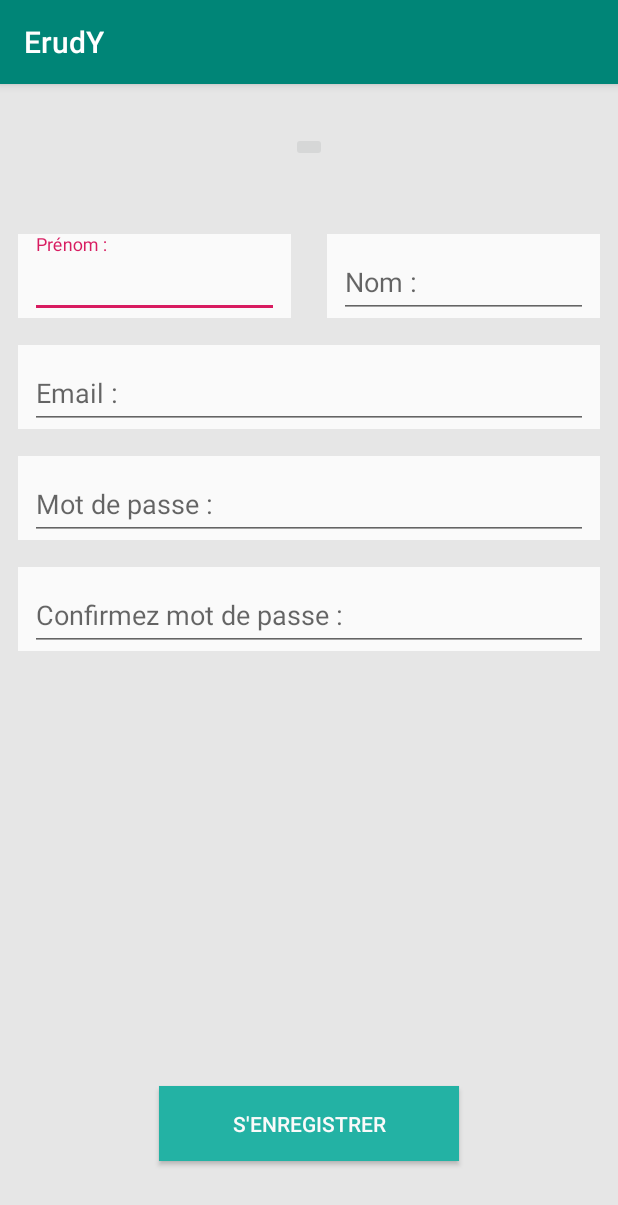
After one commit to NoeColin/ErudY, an Android app: the fragment RegisterFragment shown on its own in the app's theme, on a phone screen of 412 x 824 dp. The commit adds this screen. Shown: the top 1205 px of the screen. Run offline under Robolectric (Android 15) with nearby library versions, the phone set to English and light mode, and no system bars; our stand-ins replace Dagger/Hilt's generated code.

Commit message:
WIP : Register

```diff
--- a/app/src/main/java/com/example/erudy/di/ActivityModule.kt
+++ b/app/src/main/java/com/example/erudy/di/ActivityModule.kt
@@ -2,6 +2,7 @@ package com.example.erudy.di
 
 import com.example.erudy.presentation.ui.activity.LoginActivity
 import com.example.erudy.presentation.ui.fragments.LoginFragment
+import com.example.erudy.presentation.ui.fragments.RegisterFragment
 import dagger.Module
 import dagger.android.ContributesAndroidInjector
 
@@ -14,4 +15,6 @@ abstract class ActivityModule {
     @ContributesAndroidInjector
     internal abstract fun contributeLoginFragment(): LoginFragment
 
+    @ContributesAndroidInjector
+    internal abstract fun contributeRegisterFragment(): RegisterFragment
 }
--- a/app/src/main/java/com/example/erudy/presentation/presenter/LoginFragmentPresenter.kt
+++ b/app/src/main/java/com/example/erudy/presentation/presenter/presenter/LoginFragmentPresenter.kt
@@ -1,6 +1,7 @@
-package com.example.erudy.presentation.presenter
+package com.example.erudy.presentation.presenter.presenter
 
 import com.example.erudy.base.BasePresenter
+import com.example.erudy.presentation.presenter.view.LoginView
 import com.parse.ParseUser
 import javax.inject.Inject
 
--- /dev/null
+++ b/app/src/main/java/com/example/erudy/presentation/presenter/presenter/RegisterFragmentPresenter.kt
@@ -0,0 +1,15 @@
+package com.example.erudy.presentation.presenter.presenter
+
+import com.example.erudy.base.BasePresenter
+import com.example.erudy.presentation.presenter.view.RegisterView
+import javax.inject.Inject
+
+class RegisterFragmentPresenter
+@Inject
+constructor(): BasePresenter<RegisterView>() {
+
+    fun signup() {
+        view.displayLoader()
+
+    }
+}
--- a/app/src/main/java/com/example/erudy/presentation/presenter/LoginView.kt
+++ b/app/src/main/java/com/example/erudy/presentation/presenter/view/LoginView.kt
@@ -1,4 +1,4 @@
-package com.example.erudy.presentation.presenter
+package com.example.erudy.presentation.presenter.view
 
 import com.example.erudy.base.BaseView
 
--- /dev/null
+++ b/app/src/main/java/com/example/erudy/presentation/presenter/view/RegisterView.kt
@@ -0,0 +1,9 @@
+package com.example.erudy.presentation.presenter.view
+
+import com.example.erudy.base.BaseView
+
+interface RegisterView: BaseView {
+    fun displayLoader()
+    fun hideLoader()
+    fun showError(errorMessage: String)
+}
--- /dev/null
+++ b/app/src/main/java/com/example/erudy/presentation/ui/fragments/RegisterFragment.kt
@@ -0,0 +1,42 @@
+package com.example.erudy.presentation.ui.fragments
+
+import android.content.Context
+import android.os.Bundle
+import android.view.View
+import android.widget.Toast
+import com.example.erudy.R
+import com.example.erudy.base.BaseFragment
+import com.example.erudy.presentation.presenter.presenter.RegisterFragmentPresenter
+import com.example.erudy.presentation.presenter.view.RegisterView
+import dagger.android.support.AndroidSupportInjection
+import kotlinx.android.synthetic.main.fragment_login.*
+import javax.inject.Inject
+
+class RegisterFragment : BaseFragment<RegisterFragmentPresenter>(), RegisterView {
+
+    @Inject
+    override lateinit var presenter: RegisterFragmentPresenter
+    override val layoutId: Int = R.layout.fragment_register
+
+    override fun onActivityCreated(savedInstanceState: Bundle?) {
+        super.onActivityCreated(savedInstanceState)
+        presenter.attach(this)
+    }
+
+    override fun onAttach(context: Context?) {
+        AndroidSupportInjection.inject(this)
+        super.onAttach(context)
+    }
+
+    override fun displayLoader() {
+        loader.visibility = View.VISIBLE
+    }
+
+    override fun hideLoader() {
+        loader.visibility = View.GONE
+    }
+
+    override fun showError(errorMessage: String) {
+        Toast.makeText(context, errorMessage, Toast.LENGTH_SHORT).show()
+    }
+}
--- /dev/null
+++ b/app/src/main/res/layout/fragment_register.xml
@@ -0,0 +1,171 @@
+<?xml version="1.0" encoding="utf-8"?>
+<androidx.constraintlayout.widget.ConstraintLayout xmlns:android="http://schemas.android.com/apk/res/android"
+    xmlns:app="http://schemas.android.com/apk/res-auto"
+    xmlns:tools="http://schemas.android.com/tools"
+    android:layout_width="match_parent"
+    android:layout_height="match_parent"
+    android:background="@color/colorOffWhite">
+
+    <androidx.constraintlayout.widget.Guideline
+        android:id="@+id/guideline"
+        android:layout_width="wrap_content"
+        android:layout_height="wrap_content"
+        android:orientation="vertical"
+        app:layout_constraintGuide_percent="0.5" />
+
+    <ImageButton
+        android:id="@+id/profile_image"
+        android:layout_width="wrap_content"
+        android:layout_height="wrap_content"
+        android:layout_marginTop="32dp"
+        app:layout_constraintEnd_toEndOf="parent"
+        app:layout_constraintStart_toStartOf="parent"
+        app:layout_constraintTop_toTopOf="parent"
+        tools:srcCompat="@tools:sample/avatars" />
+
+    <com.google.android.material.textfield.TextInputLayout
+        android:layout_width="0dp"
+        android:layout_height="wrap_content"
+        android:id="@+id/input_first_name"
+        app:layout_constraintTop_toBottomOf="@+id/profile_image"
+        app:layout_constraintEnd_toStartOf="@+id/guideline"
+        app:layout_constraintStart_toStartOf="parent"
+        android:layout_marginTop="48dp"
+        android:layout_marginStart="12dp"
+        android:layout_marginEnd="12dp"
+        android:background="@color/colorWhite">
+        <com.google.android.material.textfield.TextInputEditText
+            android:id="@+id/edit_first_name"
+            android:layout_width="match_parent"
+            android:layout_height="wrap_content"
+            android:layout_marginStart="8dp"
+            android:layout_marginEnd="8dp"
+            android:ems="10"
+            android:hint="@string/text_firstname"
+            android:inputType="textCapSentences"
+            app:layout_constraintEnd_toEndOf="parent"
+            app:layout_constraintStart_toStartOf="parent"/>
+    </com.google.android.material.textfield.TextInputLayout>
+
+    <com.google.android.material.textfield.TextInputLayout
+        android:layout_width="0dp"
+        android:layout_height="wrap_content"
+        android:id="@+id/input_last_name"
+        app:layout_constraintTop_toBottomOf="@+id/profile_image"
+        app:layout_constraintStart_toEndOf="@+id/guideline"
+        app:layout_constraintEnd_toEndOf="parent"
+        android:layout_marginTop="48dp"
+        android:layout_marginStart="12dp"
+        android:layout_marginEnd="12dp"
+        android:background="@color/colorWhite">
+        <com.google.android.material.textfield.TextInputEditText
+            android:id="@+id/edit_last_name"
+            android:layout_width="match_parent"
+            android:layout_height="wrap_content"
+            android:layout_marginStart="8dp"
+            android:layout_marginEnd="8dp"
+            android:ems="10"
+            android:hint="@string/text_lastname"
+            android:inputType="textCapSentences"
+            app:layout_constraintEnd_toEndOf="parent"
+            app:layout_constraintStart_toStartOf="parent"/>
+    </com.google.android.material.textfield.TextInputLayout>
+
+    <com.google.android.material.textfield.TextInputLayout
+        android:layout_width="0dp"
+        android:layout_height="wrap_content"
+        android:id="@+id/input_email"
+        app:layout_constraintTop_toBottomOf="@+id/input_first_name"
+        app:layout_constraintStart_toStartOf="parent"
+        app:layout_constraintEnd_toEndOf="parent"
+        android:layout_marginTop="18dp"
+        android:layout_marginStart="12dp"
+        android:layout_marginEnd="12dp"
+        android:background="@color/colorWhite">
+        <com.google.android.material.textfield.TextInputEditText
+            android:id="@+id/edit_email"
+            android:layout_width="match_parent"
+            android:layout_height="wrap_content"
+            android:layout_marginStart="8dp"
+            android:layout_marginEnd="8dp"
+            android:ems="10"
+            android:hint="@string/text_email"
+            android:inputType="textEmailAddress"
+            app:layout_constraintEnd_toEndOf="parent"
+            app:layout_constraintStart_toStartOf="parent"/>
+    </com.google.android.material.textfield.TextInputLayout>
+
+    <com.google.android.material.textfield.TextInputLayout
+        android:layout_width="0dp"
+        android:layout_height="wrap_content"
+        android:id="@+id/input_password"
+        app:layout_constraintTop_toBottomOf="@+id/input_email"
+        app:layout_constraintStart_toStartOf="parent"
+        app:layout_constraintEnd_toEndOf="parent"
+        android:layout_marginTop="18dp"
+        android:layout_marginStart="12dp"
+        android:layout_marginEnd="12dp"
+        android:background="@color/colorWhite">
+        <com.google.android.material.textfield.TextInputEditText
+            android:id="@+id/edit_password"
+            android:layout_width="match_parent"
+            android:layout_height="wrap_content"
+            android:layout_marginStart="8dp"
+            android:layout_marginEnd="8dp"
+            android:ems="10"
+            android:hint="@string/text_password"
+            android:inputType="textPassword"
+            app:layout_constraintEnd_toEndOf="parent"
+            app:layout_constraintStart_toStartOf="parent"/>
+    </com.google.android.material.textfield.TextInputLayout>
+
+    <com.google.android.material.textfield.TextInputLayout
+        android:layout_width="0dp"
+        android:layout_height="wrap_content"
+        android:id="@+id/input_confirm_password"
+        app:layout_constraintTop_toBottomOf="@+id/input_password"
+        app:layout_constraintStart_toStartOf="parent"
+        app:layout_constraintEnd_toEndOf="parent"
+        android:layout_marginTop="18dp"
+        android:layout_marginStart="12dp"
+        android:layout_marginEnd="12dp"
+        android:background="@color/colorWhite">
+        <com.google.android.material.textfield.TextInputEditText
+            android:id="@+id/edit_confirm_password"
+            android:layout_width="match_parent"
+            android:layout_height="wrap_content"
+            android:layout_marginStart="8dp"
+            android:layout_marginEnd="8dp"
+            android:ems="10"
+            android:hint="@string/confirm_password"
+            android:inputType="textPassword"
+            app:layout_constraintEnd_toEndOf="parent"
+            app:layout_constraintStart_toStartOf="parent"/>
+    </com.google.android.material.textfield.TextInputLayout>
+
+    <Button
+        android:id="@+id/register_button"
+        android:layout_width="200dp"
+        android:layout_height="50dp"
+        android:layout_marginBottom="50dp"
+        android:background="@color/colorYnovGreen"
+        android:text="@string/register"
+        android:textColor="@color/colorWhite"
+        app:layout_constraintBottom_toBottomOf="parent"
+        app:layout_constraintEnd_toEndOf="@+id/input_confirm_password"
+        app:layout_constraintStart_toStartOf="@+id/input_confirm_password" />
+
+    <ProgressBar
+        android:id="@+id/loader"
+        style="?android:attr/progressBarStyle"
+        android:layout_width="wrap_content"
+        android:layout_height="wrap_content"
+        android:visibility="gone"
+        app:layout_constraintBottom_toBottomOf="parent"
+        app:layout_constraintEnd_toEndOf="parent"
+        app:layout_constraintStart_toStartOf="parent"
+        app:layout_constraintTop_toTopOf="parent"
+        tools:visibility="visible" />
+
+
+</androidx.constraintlayout.widget.ConstraintLayout>
```
Also changed, not shown: app/src/main/java/com/example/erudy/presentation/ui/activity/LoginActivity.kt (+15 -0 lines), app/src/main/java/com/example/erudy/presentation/ui/activity/RegisterActivity.kt (deleted, +0 -13 lines), app/src/main/java/com/example/erudy/presentation/ui/fragments/LoginFragment.kt (+13 -3 lines), app/src/main/res/layout/activity_register.xml (deleted, +0 -170 lines), app/src/main/res/layout/fragment_login.xml (+4 -3 lines).
